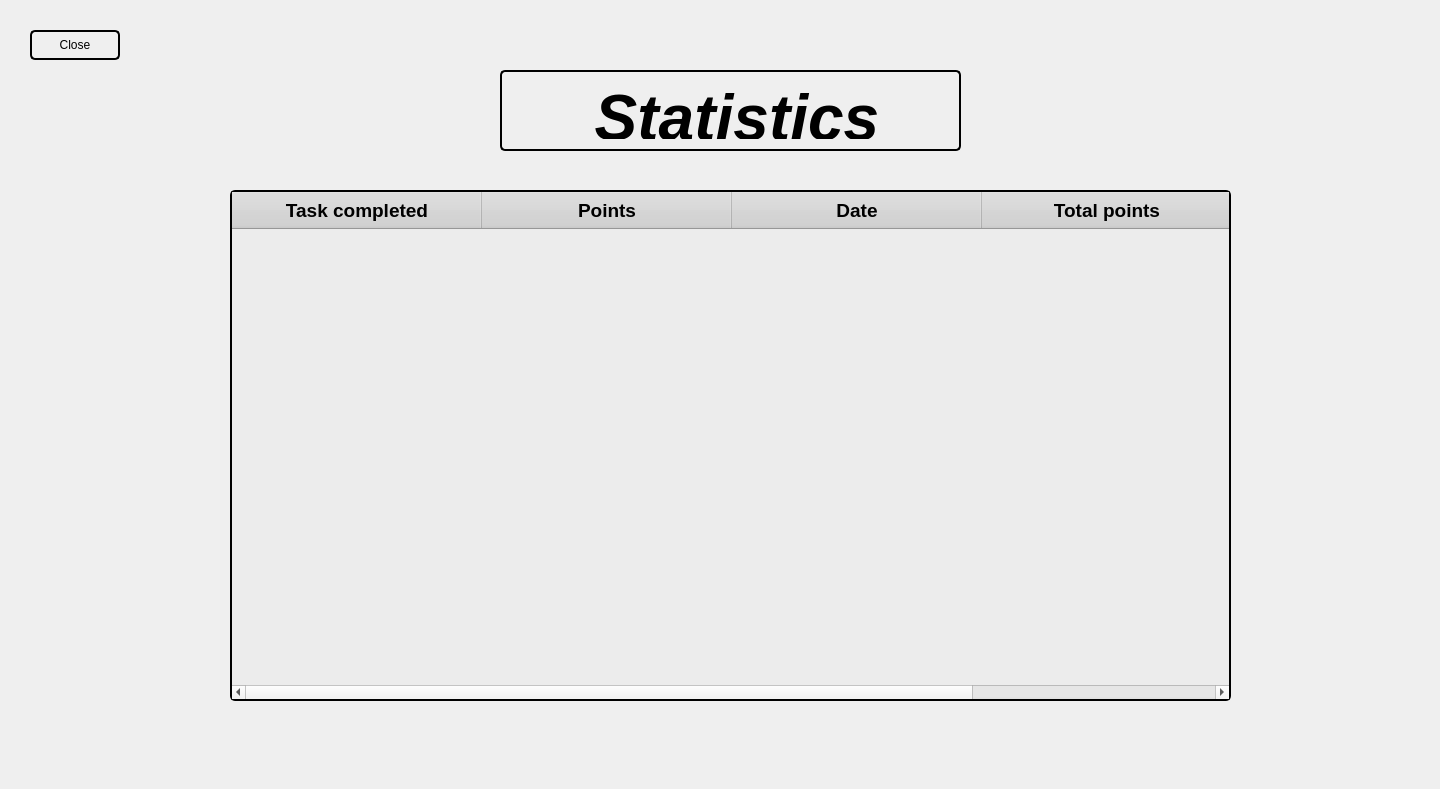
Old version of the form program/view/uiFiles/statistics.ui in the repository Ayslim/TaskTally.
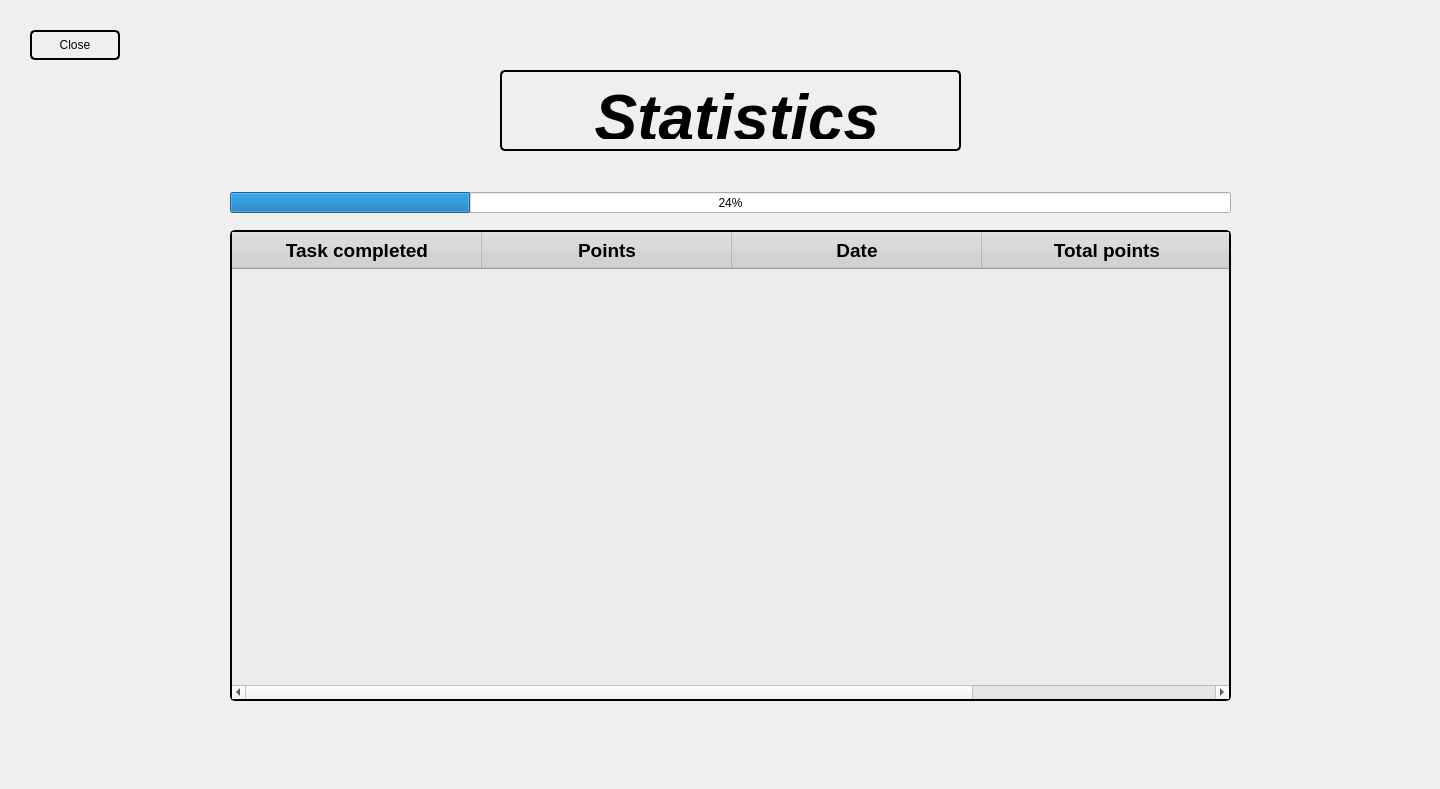
New version of the form.

Commit message: regenerated statistics page

```diff
--- a/program/view/uiFiles/statistics.ui
+++ b/program/view/uiFiles/statistics.ui
@@ -17,9 +17,9 @@
    <property name="geometry">
     <rect>
      <x>230</x>
-     <y>190</y>
+     <y>230</y>
      <width>1001</width>
-     <height>511</height>
+     <height>471</height>
     </rect>
    </property>
    <property name="styleSheet">
@@ -46,12 +46,15 @@
    <attribute name="horizontalHeaderMinimumSectionSize">
     <number>19</number>
    </attribute>
-   <attribute name="verticalHeaderDefaultSectionSize">
-    <number>30</number>
+   <attribute name="horizontalHeaderDefaultSectionSize">
+    <number>250</number>
    </attribute>
    <attribute name="verticalHeaderMinimumSectionSize">
     <number>70</number>
    </attribute>
+   <attribute name="verticalHeaderDefaultSectionSize">
+    <number>70</number>
+   </attribute>
    <attribute name="verticalHeaderShowSortIndicator" stdset="0">
     <bool>false</bool>
    </attribute>
@@ -133,6 +136,19 @@
     <string>&lt;html&gt;&lt;head/&gt;&lt;body&gt;&lt;p align=&quot;center&quot;&gt;&lt;span style=&quot; font-size:48pt; font-style:italic;&quot;&gt;Statistics&lt;/span&gt;&lt;/p&gt;&lt;/body&gt;&lt;/html&gt;</string>
    </property>
   </widget>
+  <widget class="QProgressBar" name="progressBar">
+   <property name="geometry">
+    <rect>
+     <x>230</x>
+     <y>192</y>
+     <width>1001</width>
+     <height>21</height>
+    </rect>
+   </property>
+   <property name="value">
+    <number>24</number>
+   </property>
+  </widget>
  </widget>
  <resources/>
  <connections/>
```
Left out of the diff: 4 changed lines with no effect on the pictures. The commit also changes 6 other files.
